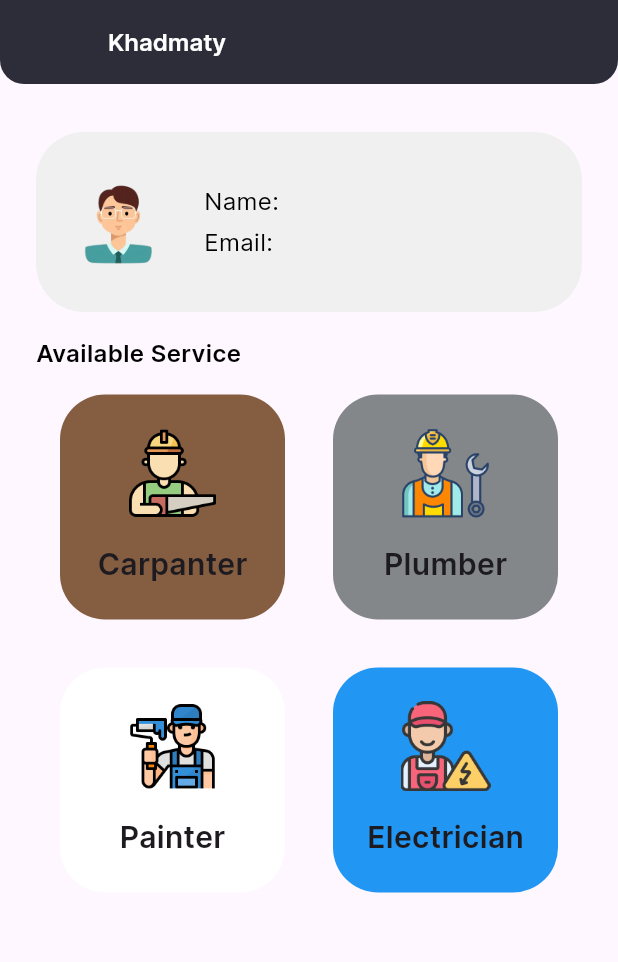
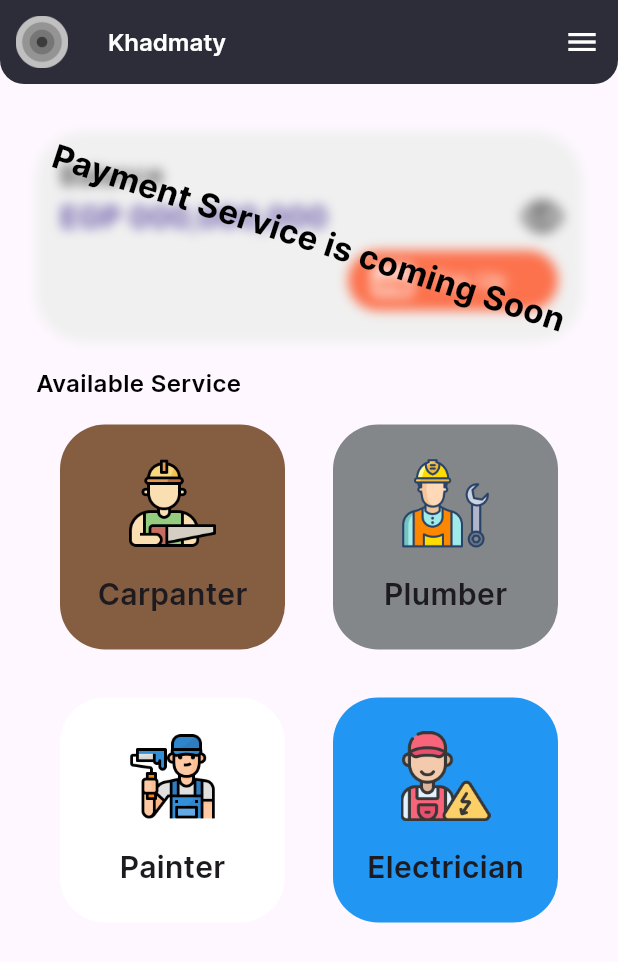
Before and after one commit to AhmedYasserSellow/khadmaty, a Flutter app: the HomeView screen opened by its route, on a phone screen of 412 x 824 dp. Shown: the top 962 px of the screen. Run offline on Flutter 3.47's test engine with Material 3 defaults, Android fonts, the phone set to English and light mode, and no system bars; our stand-ins replace animated_splash_screen, cloud_firestore, firebase_auth, firebase_core, flutter_bloc, font_awesome_flutter and 2 more; accounts and stored records are empty.

Commit message:
finish some ui in home page and add drawer  and add remember me function

```diff
--- a/lib/core/utils/constants/assets.dart
+++ b/lib/core/utils/constants/assets.dart
@@ -6,4 +6,5 @@ abstract class Assets {
   static const kPlumber = '$kAssetsPath/plumber.png';
   static const kPainter = '$kAssetsPath/painter.png';
   static const kElectrician = '$kAssetsPath/electrician.png';
+  static const kLogo = '$kAssetsPath/logo.png';
 }
--- a/lib/core/utils/services/service_locator.dart
+++ b/lib/core/utils/services/service_locator.dart
@@ -5,6 +5,7 @@ import 'package:flutter/services.dart';
 import 'package:flutter/widgets.dart';
 import 'package:get_it/get_it.dart';
 import 'package:graduation_project/features/auth/data/repos/auth_repo_impl.dart';
+import 'package:graduation_project/features/home/data/repos/home_repo_impl.dart';
 import 'package:graduation_project/firebase_options.dart';
 import 'package:shared_preferences/shared_preferences.dart';
 
@@ -29,10 +30,12 @@ abstract class GetInstance {
     getIt.registerSingleton<FirebaseAuth>(FirebaseAuth.instance);
     getIt.registerSingleton<FirebaseFirestore>(FirebaseFirestore.instance);
     getIt.registerSingleton<AuthRepoImpl>(AuthRepoImpl());
+    getIt.registerSingleton<HomeRepoImpl>(HomeRepoImpl());
   }
 
   static final auth = getIt.get<FirebaseAuth>();
   static final store = getIt.get<FirebaseFirestore>();
   static final prefs = getIt.getAsync<SharedPreferences>();
   static final authRepoImpl = getIt.get<AuthRepoImpl>();
+  static final homeRepoImpl = getIt.get<HomeRepoImpl>();
 }
--- /dev/null
+++ b/lib/features/home/data/repos/home_repo.dart
@@ -0,0 +1,5 @@
+import 'package:flutter/material.dart';
+
+abstract class HomeRepo {
+  Future logOut(BuildContext context);
+}
--- a/lib/features/home/presentation/view_models/home_cubit/home_cubit.dart
+++ b/lib/features/home/presentation/view_models/home_cubit/home_cubit.dart
@@ -1,3 +1,4 @@
+import 'package:flutter/material.dart';
 import 'package:flutter_bloc/flutter_bloc.dart';
 import 'package:graduation_project/core/utils/constants/prefs_keys.dart';
 import 'package:graduation_project/core/utils/services/service_locator.dart';
@@ -8,12 +9,23 @@ class HomeCubit extends Cubit<HomeState> {
   HomeCubit() : super(HomeInitial());
 
   static HomeCubit get(context) => BlocProvider.of(context);
-
+  bool isHome = true;
   bool loggedIn = false;
   String email = '';
+  GlobalKey<ScaffoldState> scaffoldKey = GlobalKey<ScaffoldState>();
   Future loadState() async {
     final prefs = await GetInstance.prefs;
     loggedIn = prefs.getBool(PrefsKeys.kIsLoggedIn) ?? false;
     email = prefs.getString(PrefsKeys.kEmail) ?? '';
   }
+
+  Future logOut(BuildContext context) async {
+    GetInstance.homeRepoImpl.logOut(context);
+  }
+
+  void changePage(bool isHomePage) {
+    isHome = isHomePage;
+    scaffoldKey.currentState!.closeEndDrawer();
+    emit(ChangePageSuccess());
+  }
 }
--- a/lib/features/home/presentation/view_models/home_cubit/home_state.dart
+++ b/lib/features/home/presentation/view_models/home_cubit/home_state.dart
@@ -3,3 +3,5 @@ part of 'home_cubit.dart';
 abstract class HomeState {}
 
 final class HomeInitial extends HomeState {}
+
+final class ChangePageSuccess extends HomeState {}
--- a/lib/features/home/presentation/views/home_view.dart
+++ b/lib/features/home/presentation/views/home_view.dart
@@ -1,4 +1,5 @@
 import 'package:flutter/material.dart';
+import 'package:flutter_bloc/flutter_bloc.dart';
 import 'package:graduation_project/core/utils/constants/assets.dart';
 import 'package:graduation_project/core/utils/constants/firebase_constants.dart';
 import 'package:graduation_project/core/utils/services/service_locator.dart';
@@ -6,35 +7,70 @@ import 'package:graduation_project/core/utils/theme/theme.dart';
 import 'package:graduation_project/core/widgets/app_bar.dart';
 import 'package:graduation_project/features/home/data/models/profile_model.dart';
 import 'package:graduation_project/features/home/presentation/view_models/home_cubit/home_cubit.dart';
-import 'package:graduation_project/features/home/presentation/views/widgets/user_view.dart';
+import 'package:graduation_project/features/home/presentation/views/widgets/end_drawer.dart';
+import 'package:graduation_project/features/home/presentation/views/widgets/home_view_body.dart';
 
 class HomeView extends StatelessWidget {
   const HomeView({super.key});
   static String id = 'HomeView';
   @override
   Widget build(BuildContext context) {
-    return FutureBuilder(
-        future: GetInstance.store
+    return StreamBuilder(
+        stream: GetInstance.store
             .collection(FirebaseConstants.kCollectionName)
             .doc(HomeCubit.get(context).email)
-            .get(),
+            .snapshots(),
         builder: (context, snapshot) {
+          return BlocBuilder<HomeCubit, HomeState>(
+            builder: (context, state) {
               return Scaffold(
-            appBar: const CustomAppBar(
-                leading: SizedBox(), title: 'Khadmaty', trailing: []),
-            body: snapshot.hasData
-                ? UserView(
+                key: HomeCubit.get(context).scaffoldKey,
+                endDrawer: EndDrawer(
                   profileModel: ProfileModel(
                     name: snapshot.data![FirebaseConstants.kName],
-                      email: HomeCubit.get(context).email,
-                      image: Assets.kUser,
+                    email: snapshot.data![FirebaseConstants.kEmail],
+                    image:
+                        '${Assets.kAssetsPath}/${snapshot.data![FirebaseConstants.kRole]}.png'
+                            .toLowerCase(),
                   ),
+                ),
+                appBar: CustomAppBar(
+                  leading: CircleAvatar(
+                    backgroundColor: Colors.transparent,
+                    child: Image.asset(
+                      Assets.kLogo,
+                      width: 35,
+                    ),
+                  ),
+                  title: 'Khadmaty',
+                  trailing: [
+                    IconButton(
+                      color: Colors.white,
+                      onPressed: () {
+                        HomeCubit.get(context)
+                            .scaffoldKey
+                            .currentState!
+                            .openEndDrawer();
+                      },
+                      icon: const Icon(
+                        Icons.menu,
+                      ),
+                    ),
+                  ],
+                ),
+                body: snapshot.hasData
+                    ? HomeCubit.get(context).isHome
+                        ? HomeViewBody(
+                            name: snapshot.data![FirebaseConstants.kName],
                           )
+                        : const SizedBox()
                     : const Center(
                         child: CircularProgressIndicator(
                         color: SecondaryColors.main,
                       )),
               );
+            },
+          );
         });
   }
 }
--- /dev/null
+++ b/lib/features/home/presentation/views/widgets/add_money_button.dart
@@ -0,0 +1,39 @@
+import 'package:flutter/material.dart';
+import 'package:font_awesome_flutter/font_awesome_flutter.dart';
+import 'package:graduation_project/core/utils/theme/theme.dart';
+
+class AddMoneyButton extends StatelessWidget {
+  const AddMoneyButton({super.key});
+
+  @override
+  Widget build(BuildContext context) {
+    return Container(
+      height: 40,
+      width: 140,
+      decoration: BoxDecoration(
+        borderRadius: BorderRadius.circular(28),
+        color: PrimaryColors.main,
+      ),
+      child: const Row(
+        children: [
+          SizedBox(
+            width: 16,
+          ),
+          Icon(
+            FontAwesomeIcons.creditCard,
+            color: Colors.white,
+          ),
+          SizedBox(
+            width: 16,
+          ),
+          Text(
+            'Top Up',
+            style: TextStyle(
+              color: Colors.white,
+            ),
+          ),
+        ],
+      ),
+    );
+  }
+}
--- /dev/null
+++ b/lib/features/home/presentation/views/widgets/balance_box.dart
@@ -0,0 +1,113 @@
+import 'dart:ui';
+import 'dart:math' as math;
+import 'package:flutter/material.dart';
+import 'package:font_awesome_flutter/font_awesome_flutter.dart';
+import 'package:graduation_project/core/utils/theme/theme.dart';
+import 'package:graduation_project/features/home/presentation/views/widgets/add_money_button.dart';
+
+class BalanceBoxView extends StatelessWidget {
+  const BalanceBoxView({
+    super.key,
+    required this.name,
+  });
+  final String name;
+  @override
+  Widget build(BuildContext context) {
+    return Container(
+      padding: const EdgeInsets.all(16),
+      width: double.infinity,
+      height: 140,
+      decoration: BoxDecoration(
+        borderRadius: BorderRadius.circular(32),
+        color: NeutralColors.kWhiteGrey,
+      ),
+      child: Column(
+        crossAxisAlignment: CrossAxisAlignment.start,
+        children: [
+          const Text(
+            'Balance',
+            style: TextStyle(color: Colors.black, fontSize: 18),
+          ),
+          const Row(
+            children: [
+              Text(
+                'EGP 000,000,000',
+                style: TextStyle(
+                  color: SecondaryColors.main,
+                  fontWeight: FontWeight.w600,
+                  fontSize: 20,
+                ),
+              ),
+              Spacer(),
+              Icon(FontAwesomeIcons.eye)
+            ],
+          ),
+          const SizedBox(
+            height: 8,
+          ),
+          Row(
+            children: [
+              Expanded(
+                flex: 10,
+                child: Text(
+                  name,
+                  overflow: TextOverflow.ellipsis,
+                  style: const TextStyle(
+                    color: Colors.black,
+                    fontSize: 18,
+                  ),
+                ),
+              ),
+              const SizedBox(
+                width: 8,
+              ),
+              const Spacer(),
+              const AddMoneyButton(),
+            ],
+          )
+        ],
+      ),
+    );
+  }
+}
+
+class BalanceBoxBlurred extends StatelessWidget {
+  const BalanceBoxBlurred({super.key, required this.name});
+  final String name;
+
+  @override
+  Widget build(BuildContext context) {
+    return Stack(
+      alignment: Alignment.center,
+      children: [
+        BalanceBoxView(
+          name: name,
+        ),
+        Positioned.fill(
+          child: BackdropFilter(
+            filter: ImageFilter.blur(
+              sigmaX: 4,
+              sigmaY: 4,
+            ),
+            child: Container(
+              color: Colors.transparent,
+            ),
+          ),
+        ),
+        Center(
+          child: Transform.rotate(
+            angle: math.pi / 10,
+            child: const Text(
+              'Payment Service is coming Soon',
+              style: TextStyle(
+                color: Colors.black,
+                fontSize: 22,
+                fontWeight: FontWeight.w700,
+              ),
+            ),
+          ),
+        ),
+      ],
+    );
+  }
+}
--- a/lib/features/home/presentation/views/widgets/user_view.dart
+++ b/lib/features/home/presentation/views/widgets/home_view_body.dart
@@ -1,12 +1,11 @@
 import 'package:flutter/material.dart';
 import 'package:graduation_project/core/utils/constants/services_list.dart';
-import 'package:graduation_project/features/home/data/models/profile_model.dart';
-import 'package:graduation_project/features/home/presentation/views/widgets/profile_box.dart';
+import 'package:graduation_project/features/home/presentation/views/widgets/balance_box.dart';
 import 'package:graduation_project/features/home/presentation/views/widgets/service_box.dart';
 
-class UserView extends StatelessWidget {
-  const UserView({super.key, required this.profileModel});
-  final ProfileModel profileModel;
+class HomeViewBody extends StatelessWidget {
+  const HomeViewBody({super.key, required this.name});
+  final String name;
   @override
   Widget build(BuildContext context) {
     return Padding(
@@ -19,8 +18,8 @@ class UserView extends StatelessWidget {
           const SizedBox(
             height: 32,
           ),
-          ProfileBox(
-            profileModel: profileModel,
+          BalanceBoxBlurred(
+            name: name,
           ),
           const SizedBox(
             height: 16,
--- a/lib/features/home/presentation/views/widgets/profile_box.dart
+++ /dev/null
@@ -1,54 +0,0 @@
-import 'package:flutter/material.dart';
-import 'package:graduation_project/core/utils/theme/theme.dart';
-import 'package:graduation_project/features/home/data/models/profile_model.dart';
-
-class ProfileBox extends StatelessWidget {
-  const ProfileBox({super.key, required this.profileModel});
-  final ProfileModel profileModel;
-  @override
-  Widget build(BuildContext context) {
-    return Container(
-      padding: const EdgeInsets.all(16),
-      width: double.infinity,
-      height: 120,
-      decoration: BoxDecoration(
-        borderRadius: BorderRadius.circular(32),
-        color: NeutralColors.kWhiteGrey,
-      ),
-      child: Row(
-        children: [
-          Container(
-            decoration: BoxDecoration(
-              borderRadius: BorderRadius.circular(32),
-            ),
-            height: 80,
-            width: 80,
-            child: Image.asset(
-              profileModel.image,
-            ),
-          ),
-          const SizedBox(
-            width: 16,
-          ),
-          Column(
-            mainAxisSize: MainAxisSize.min,
-            crossAxisAlignment: CrossAxisAlignment.start,
-            children: [
-              Text(
-                'Name: ' '${profileModel.name}',
-                style: const TextStyle(color: Colors.black, fontSize: 16),
-              ),
-              const SizedBox(
-                height: 4,
-              ),
-              Text(
-                'Email: ' '${profileModel.email}',
-                style: const TextStyle(color: Colors.black, fontSize: 16),
-              ),
-            ],
-          )
-        ],
-      ),
-    );
-  }
-}
```
Also changed, not shown: lib/features/auth/presentation/views/widgets/remember_me.dart (+8 -3 lines), lib/features/home/data/repos/home_repo_impl.dart (added, +21 -0 lines), lib/features/home/presentation/views/widgets/drawer_item.dart (added, +29 -0 lines), lib/features/home/presentation/views/widgets/end_drawer.dart (added, +61 -0 lines), lib/features/home/presentation/views/widgets/log_out.dart (added, +22 -0 lines), lib/features/home/presentation/views/widgets/provider_view.dart (deleted, +0 -10 lines), lib/features/splash/presentation/views/splash_view.dart (+3 -6 lines), assets/images/logo.png (added). Lines whose indentation alone changed are shown as unchanged.
